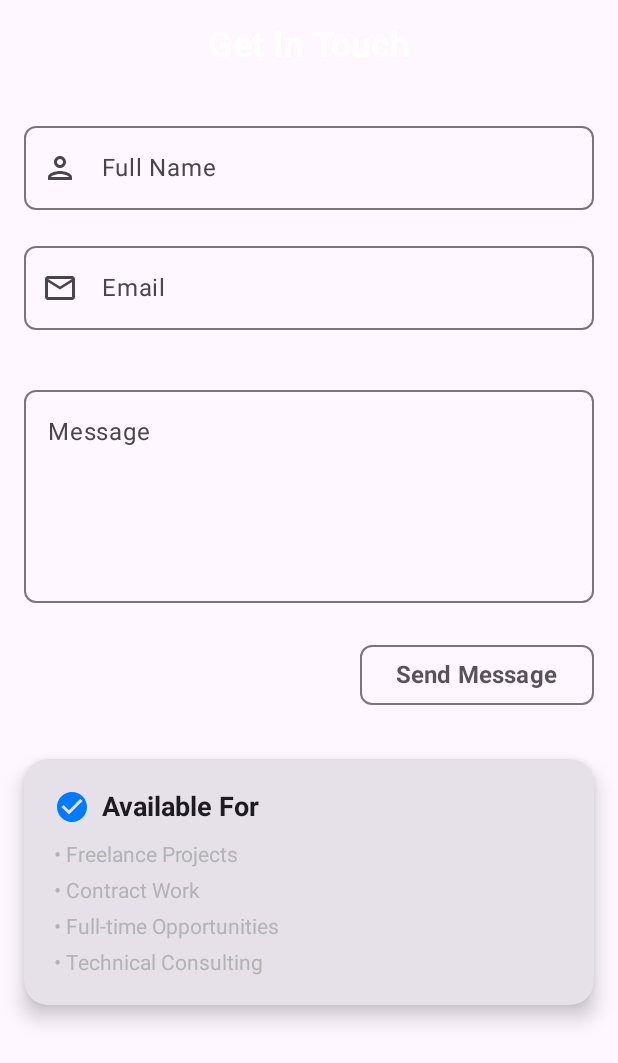
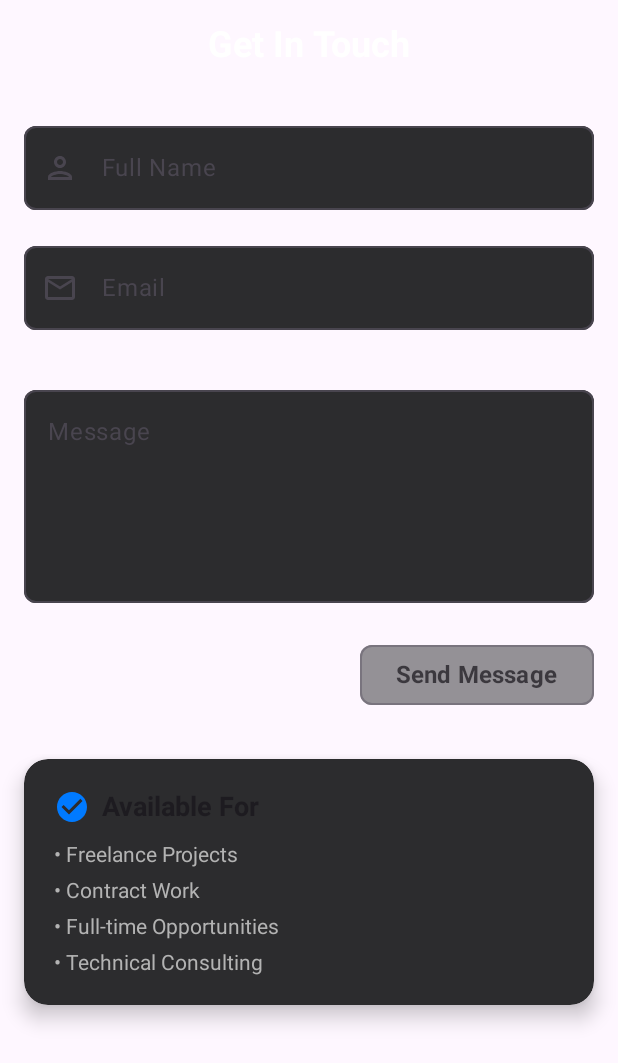
Before and after one commit to kmp-dev-studio/Portfolio, an Android app built with Jetpack Compose: the composable ContactScreen shown on its own in the app's theme, on a phone screen of 412 x 824 dp. Shown: the top 1063 px of the screen. Run offline under Robolectric (Android 15) with nearby library versions, the phone set to English and light mode, and no system bars; libraries missing offline, so code that uses them is left out: compose.icons, compose.icons.fontawesomeicons, compose.icons.simpleicons; 1 statement that could not run was skipped.

Commit message:
refactor: Apply themed background colors to UI components
This commit refactors several UI components to use a custom `cardBackground` color from the extended `MaterialTheme` color scheme. This change ensures a consistent appearance, particularly for dark mode, by replacing transparent or default backgrounds with a theme-aware color.

- **`InfoCard.kt` & `SkillCategory.kt`**:
    - The `Card` composables in these components now use `MaterialTheme.colorScheme.extended.cardBackground` for their container color.

- **`ContactScreen.kt`**:
    - The `OutlinedTextField` components for name, email, and message are updated to use `cardBackground` for both focused and unfocused states, making their background consistent with other cards.
    - The "Send Message" `Button` now uses `cardBackground` for its container color, with a 50% alpha for the disabled state, replacing the previous transparent background.

```diff
--- a/composeApp/src/commonMain/kotlin/itsme/ronjie/portfolio/presentation/composables/InfoCard.kt
+++ b/composeApp/src/commonMain/kotlin/itsme/ronjie/portfolio/presentation/composables/InfoCard.kt
@@ -10,7 +10,9 @@ import androidx.compose.foundation.layout.padding
 import androidx.compose.foundation.layout.size
 import androidx.compose.foundation.shape.RoundedCornerShape
 import androidx.compose.material3.Card
+import androidx.compose.material3.CardDefaults
 import androidx.compose.material3.Icon
+import androidx.compose.material3.MaterialTheme
 import androidx.compose.material3.Text
 import androidx.compose.runtime.Composable
 import androidx.compose.ui.Alignment
@@ -20,6 +22,7 @@ import androidx.compose.ui.graphics.vector.ImageVector
 import androidx.compose.ui.text.font.FontWeight
 import androidx.compose.ui.unit.dp
 import androidx.compose.ui.unit.sp
+import itsme.ronjie.portfolio.presentation.theme.extended
 import itsme.ronjie.portfolio.presentation.theme.iOSBlue
 
 @Composable
@@ -35,7 +38,10 @@ fun InfoCard(
                 elevation = 8.dp,
                 shape = RoundedCornerShape(16.dp)
             ),
-        shape = RoundedCornerShape(16.dp)
+        shape = RoundedCornerShape(16.dp),
+        colors = CardDefaults.cardColors(
+            containerColor = MaterialTheme.colorScheme.extended.cardBackground
+        )
     ) {
         Column(Modifier.padding(20.dp)) {
             Row(
--- a/composeApp/src/commonMain/kotlin/itsme/ronjie/portfolio/presentation/composables/SkillCategory.kt
+++ b/composeApp/src/commonMain/kotlin/itsme/ronjie/portfolio/presentation/composables/SkillCategory.kt
@@ -12,6 +12,8 @@ import androidx.compose.foundation.layout.height
 import androidx.compose.foundation.layout.padding
 import androidx.compose.foundation.shape.RoundedCornerShape
 import androidx.compose.material3.Card
+import androidx.compose.material3.CardDefaults
+import androidx.compose.material3.MaterialTheme
 import androidx.compose.material3.Text
 import androidx.compose.runtime.Composable
 import androidx.compose.ui.Modifier
@@ -20,6 +22,7 @@ import androidx.compose.ui.graphics.Color
 import androidx.compose.ui.text.font.FontWeight
 import androidx.compose.ui.unit.dp
 import androidx.compose.ui.unit.sp
+import itsme.ronjie.portfolio.presentation.theme.extended
 
 @Composable
 fun SkillCategory(
@@ -34,7 +37,10 @@ fun SkillCategory(
                 elevation = 8.dp,
                 shape = RoundedCornerShape(16.dp)
             ),
-        shape = RoundedCornerShape(16.dp)
+        shape = RoundedCornerShape(16.dp),
+        colors = CardDefaults.cardColors(
+            containerColor = MaterialTheme.colorScheme.extended.cardBackground
+        )
     ) {
         Column(Modifier.padding(20.dp)) {
             Text(
--- a/composeApp/src/commonMain/kotlin/itsme/ronjie/portfolio/presentation/screens/ContactScreen.kt
+++ b/composeApp/src/commonMain/kotlin/itsme/ronjie/portfolio/presentation/screens/ContactScreen.kt
@@ -19,6 +19,7 @@ import androidx.compose.material3.Icon
 import androidx.compose.material3.MaterialTheme
 import androidx.compose.material3.OutlinedTextField
 import androidx.compose.material3.Text
+import androidx.compose.material3.TextFieldDefaults
 import androidx.compose.runtime.Composable
 import androidx.compose.runtime.getValue
 import androidx.compose.runtime.mutableStateOf
@@ -26,7 +27,6 @@ import androidx.compose.runtime.remember
 import androidx.compose.runtime.setValue
 import androidx.compose.ui.Alignment
 import androidx.compose.ui.Modifier
-import androidx.compose.ui.graphics.Color
 import androidx.compose.ui.platform.LocalUriHandler
 import androidx.compose.ui.text.font.FontWeight
 import androidx.compose.ui.text.input.ImeAction
@@ -82,6 +82,10 @@ fun ContactScreen() {
                 keyboardType = KeyboardType.Text,
                 imeAction = ImeAction.Next
             ),
+            colors = TextFieldDefaults.colors(
+                focusedContainerColor = MaterialTheme.colorScheme.extended.cardBackground,
+                unfocusedContainerColor = MaterialTheme.colorScheme.extended.cardBackground
+            ),
             shape = MaterialTheme.shapes.small
         )
 
@@ -105,6 +109,10 @@ fun ContactScreen() {
             keyboardOptions = KeyboardOptions(
                 keyboardType = KeyboardType.Email,
                 imeAction = ImeAction.Next
+            ),
+            colors = TextFieldDefaults.colors(
+                focusedContainerColor = MaterialTheme.colorScheme.extended.cardBackground,
+                unfocusedContainerColor = MaterialTheme.colorScheme.extended.cardBackground
             ),
             shape = MaterialTheme.shapes.small,
             isError = emailTouched && userEmail.isNotBlank() && !userEmail.isValidEmail(),
@@ -131,6 +139,10 @@ fun ContactScreen() {
             keyboardOptions = KeyboardOptions(
                 keyboardType = KeyboardType.Text
             ),
+            colors = TextFieldDefaults.colors(
+                focusedContainerColor = MaterialTheme.colorScheme.extended.cardBackground,
+                unfocusedContainerColor = MaterialTheme.colorScheme.extended.cardBackground
+            ),
             shape = MaterialTheme.shapes.small
         )
 
@@ -156,8 +168,10 @@ fun ContactScreen() {
                 enabled = fullName.isNotBlank() && userEmail.isValidEmail() && message.isNotBlank(),
                 shape = MaterialTheme.shapes.small,
                 colors = ButtonDefaults.buttonColors(
-                    containerColor = Color.Transparent,
-                    disabledContainerColor = Color.Transparent
+                    containerColor = MaterialTheme.colorScheme.extended.cardBackground,
+                    disabledContainerColor = MaterialTheme.colorScheme.extended.cardBackground.copy(
+                        alpha = 0.5f
+                    )
                 ),
                 border = BorderStroke(
                     width = 0.75.dp,
```
